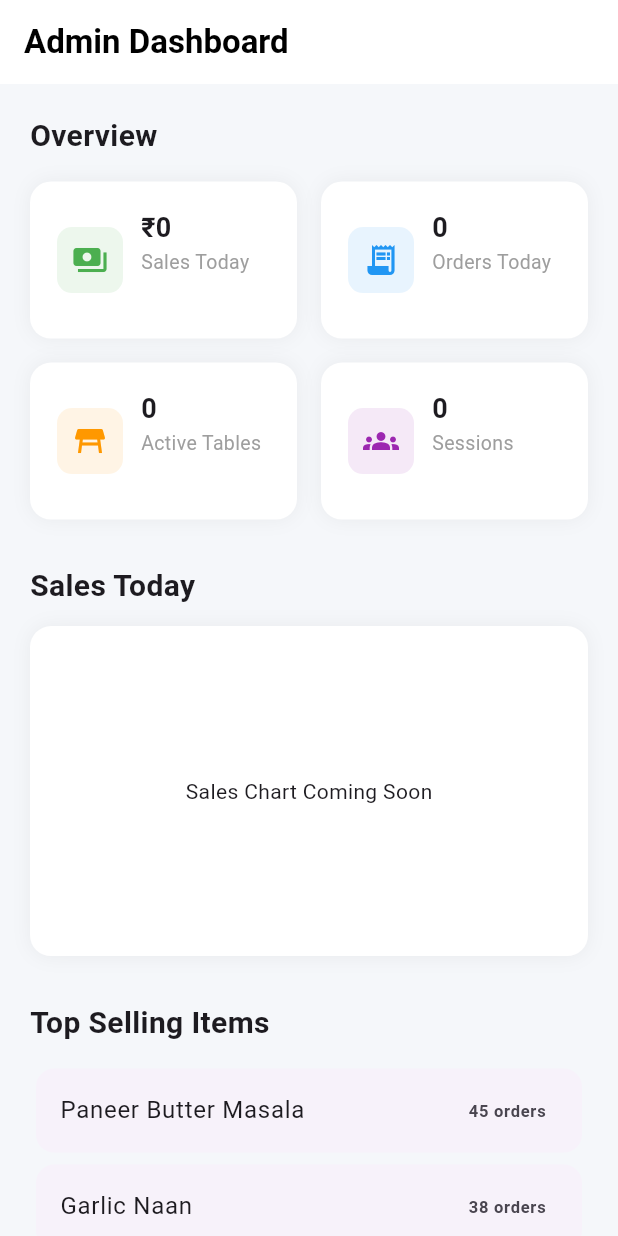
After one commit to farihaarai/kitchen_order_management_app, a Flutter app: the AdminDashboardScreen screen opened by its route, on a phone screen of 412 x 824 dp. The commit adds this screen. Run offline on Flutter 3.47's test engine with Material 3 defaults, Android fonts, the phone set to English and light mode, and no system bars; our stand-ins replace audioplayers, cloud_firestore, firebase_core, flutter_bloc, go_router; accounts and stored records are empty.

Commit message:
fixed bugs in redo order and started with admin panel

```diff
--- a/lib/app_router.dart
+++ b/lib/app_router.dart
@@ -1,4 +1,5 @@
 import 'package:go_router/go_router.dart';
+import 'package:kitchen_order_mgmt_app/screens/admin/admin_dashboard_screen.dart';
 import 'package:kitchen_order_mgmt_app/screens/customer/welcome_screen.dart';
 import 'package:kitchen_order_mgmt_app/screens/kitchen/kitchen_login_screen.dart';
 
@@ -28,5 +29,12 @@ final GoRouter appRouter = GoRouter(
         return WelcomeScreen(tableNo: tableNo!);
       },
     ),
+
+    GoRoute(
+      path: '/admin',
+      builder: (context, state) {
+        return const AdminDashboardScreen();
+      },
+    ),
   ],
 );
--- /dev/null
+++ b/lib/screens/admin/admin_dashboard_screen.dart
@@ -0,0 +1,188 @@
+import 'package:flutter/material.dart';
+import 'package:kitchen_order_mgmt_app/services/firestore_service.dart';
+import 'package:kitchen_order_mgmt_app/widgets/admin/metric_card.dart';
+
+class AdminDashboardScreen extends StatelessWidget {
+  const AdminDashboardScreen({super.key});
+
+  @override
+  Widget build(BuildContext context) {
+    return Scaffold(
+      backgroundColor: Color(0xfff5f7fa),
+      appBar: AppBar(
+        elevation: 0,
+        backgroundColor: Colors.white,
+        title: Text(
+          "Admin Dashboard",
+          style: TextStyle(color: Colors.black, fontWeight: FontWeight.bold),
+        ),
+      ),
+
+      body: SingleChildScrollView(
+        padding: EdgeInsets.all(20),
+        child: Column(
+          crossAxisAlignment: CrossAxisAlignment.start,
+          children: [
+            // Metrics
+            const Text(
+              "Overview",
+              style: TextStyle(fontSize: 20, fontWeight: FontWeight.bold),
+            ),
+
+            const SizedBox(height: 16),
+
+            GridView.count(
+              crossAxisCount: 2,
+              shrinkWrap: true,
+              crossAxisSpacing: 16,
+              mainAxisSpacing: 16,
+              physics: const NeverScrollableScrollPhysics(),
+              childAspectRatio: 1.7,
+              children: [
+                StreamBuilder<double>(
+                  stream: FirestoreService().getSalesToday(),
+                  builder: (context, snapshot) {
+                    final sales = snapshot.data ?? 0;
+
+                    return MetricCard(
+                      title: "Sales Today",
+                      value: "₹${sales.toStringAsFixed(0)}",
+                      icon: Icons.payments,
+                      color: Colors.green,
+                    );
+                  },
+                ),
+
+                StreamBuilder<int>(
+                  stream: FirestoreService().getOrdersToday(),
+                  builder: (context, snapshot) {
+                    final orders = snapshot.data ?? 0;
+
+                    return MetricCard(
+                      title: "Orders Today",
+                      value: orders.toString(),
+                      icon: Icons.receipt_long,
+                      color: Colors.blue,
+                    );
+                  },
+                ),
+
+                StreamBuilder<int>(
+                  stream: FirestoreService().getActiveTables(),
+                  builder: (context, snapshot) {
+                    final tables = snapshot.data ?? 0;
+
+                    return MetricCard(
+                      title: "Active Tables",
+                      value: tables.toString(),
+                      icon: Icons.table_restaurant,
+                      color: Colors.orange,
+                    );
+                  },
+                ),
+
+                StreamBuilder<int>(
+                  stream: FirestoreService().getCompletedSessions(),
+                  builder: (context, snapshot) {
+                    final sessions = snapshot.data ?? 0;
+
+                    return MetricCard(
+                      title: "Sessions",
+                      value: sessions.toString(),
+                      icon: Icons.groups,
+                      color: Colors.purple,
+                    );
+                  },
+                ),
+              ],
+            ),
+
+            const SizedBox(height: 30),
+
+            /// SALES CHART
+            const Text(
+              "Sales Today",
+              style: TextStyle(fontSize: 20, fontWeight: FontWeight.bold),
+            ),
+
+            const SizedBox(height: 12),
+
+            Container(
+              height: 220,
+              padding: const EdgeInsets.all(16),
+              decoration: BoxDecoration(
+                color: Colors.white,
+                borderRadius: BorderRadius.circular(14),
+                boxShadow: [
+                  BoxShadow(
+                    color: Colors.black.withOpacity(.05),
+                    blurRadius: 10,
+                  ),
+                ],
+              ),
+              child: const Center(child: Text("Sales Chart Coming Soon")),
+            ),
+
+            const SizedBox(height: 30),
+
+            /// TOP ITEMS
+            const Text(
+              "Top Selling Items",
+              style: TextStyle(fontSize: 20, fontWeight: FontWeight.bold),
+            ),
+
+            const SizedBox(height: 12),
+
+            _buildTopItem("Paneer Butter Masala", "45 orders"),
+            _buildTopItem("Garlic Naan", "38 orders"),
+            _buildTopItem("Chicken Biryani", "31 orders"),
+
+            const SizedBox(height: 30),
+
+            /// RECENT SESSIONS
+            const Text(
+              "Recent Sessions",
+              style: TextStyle(fontSize: 20, fontWeight: FontWeight.bold),
+            ),
+
+            const SizedBox(height: 12),
+
+            _buildSession("Table 4", "₹760"),
+            _buildSession("Table 2", "₹450"),
+            _buildSession("Table 7", "₹920"),
+          ],
+        ),
+      ),
+    );
+  }
+
+  Widget _buildTopItem(String name, String orders) {
+    return Card(
+      elevation: 0,
+      child: ListTile(
+        title: Text(name),
+        trailing: Text(
+          orders,
+          style: const TextStyle(fontWeight: FontWeight.bold),
+        ),
+      ),
+    );
+  }
+
+  Widget _buildSession(String table, String amount) {
+    return Card(
+      elevation: 0,
+      child: ListTile(
+        leading: const Icon(Icons.table_restaurant),
+        title: Text(table),
+        trailing: Text(
+          amount,
+          style: const TextStyle(
+            fontWeight: FontWeight.bold,
+            color: Colors.green,
+          ),
+        ),
+      ),
+    );
+  }
+}
--- a/lib/screens/kitchen/redo_orders_tab.dart
+++ b/lib/screens/kitchen/redo_orders_tab.dart
@@ -21,8 +21,9 @@ class RedoOrdersTab extends StatelessWidget {
 
         final docs = snapshot.data!.docs.where((doc) {
           final data = doc.data() as Map<String, dynamic>;
-          return data['isRedo'] == true &&
-              (data['status'] == 'pending' || data['status'] == 'preparing');
+          return data['isRedo'] == true
+          // && data['status'] != 'paid'
+          ;
         }).toList();
 
         docs.sort((a, b) {
--- a/lib/services/firestore_service.dart
+++ b/lib/services/firestore_service.dart
@@ -81,6 +81,7 @@ class FirestoreService {
     return _db
         .collection('orders')
         .where('status', isEqualTo: 'ready')
+        .where('isRedo', isEqualTo: false)
         .orderBy('time', descending: true)
         .snapshots();
   }
@@ -123,6 +124,9 @@ class FirestoreService {
 
       for (var doc in docs) {
         final data = doc.data() as Map<String, dynamic>;
+
+        final isRedo = data['isRedo'] ?? false;
+        if (isRedo) continue; // ignore redo orders
         final items = (data['items'] as List?) ?? [];
 
         for (var item in items) {
@@ -369,7 +373,7 @@ class FirestoreService {
   Stream<QuerySnapshot> getRedoOrdersStream() {
     return _db
         .collection('orders')
-        .orderBy('time', descending: true)
+        .where('isRedo', isEqualTo: true)
         .snapshots();
   }
 
@@ -380,4 +384,99 @@ class FirestoreService {
         .snapshots()
         .map((snapshot) => snapshot.docs.length);
   }
+
+  // Admin Analytics Methods
+
+  // Get Sales Today
+  Stream<double> getSalesToday() {
+    final now = DateTime.now();
+
+    final startOfDay = DateTime(now.year, now.month, now.day);
+
+    return _db
+        .collection('orders')
+        .where('status', isEqualTo: 'paid')
+        .where('time', isGreaterThanOrEqualTo: Timestamp.fromDate(startOfDay))
+        .snapshots()
+        .map((snapshot) {
+          double total = 0;
+
+          for (var doc in snapshot.docs) {
+            final data = doc.data();
+            final isRedo = data['isRedo'] ?? false;
+
+            if (isRedo) continue;
+
+            final items = (data['items'] as List?) ?? [];
+
+            for (var item in items) {
+              final price = (item['price'] as num).toDouble();
+              final qty = (item['quantity'] as num).toInt();
+
+              total += price * qty;
+            }
+          }
+          return total;
+        });
+  }
+
+  // Orders Today
+  Stream<int> getOrdersToday() {
+    final now = DateTime.now();
+    final startOfDay = DateTime(now.year, now.month, now.day);
+
+    return _db
+        .collection('orders')
+        .where('time', isGreaterThanOrEqualTo: Timestamp.fromDate(startOfDay))
+        .snapshots()
+        .map((snapshot) {
+          int count = 0;
+
+          for (var doc in snapshot.docs) {
+            final data = doc.data();
+            final isRedo = data['isRedo'] ?? false;
+
+            if (!isRedo) count++;
+          }
+
+          return count;
+        });
+  }
+
+  // Active tables
+  Stream<int> getActiveTables() {
+    return _db.collection('orders').snapshots().map((snapshot) {
+      final tables = <int>{};
+
+      for (var doc in snapshot.docs) {
+        final data = doc.data();
+        final status = data['status'];
+        final table = data['tableNumber'];
+
+        if (status != 'paid') {
+          tables.add(table);
+        }
+      }
+
+      return tables.length;
+    });
+  }
+
+  // Completed Sessions
+  Stream<int> getCompletedSessions() {
+    return _db
+        .collection('orders')
+        .where('status', isEqualTo: 'paid')
+        .snapshots()
+        .map((snapshot) {
+          final sessions = <String>{};
+
+          for (var doc in snapshot.docs) {
+            final data = doc.data();
+            sessions.add(data['sessionId']);
+          }
+
+          return sessions.length;
+        });
+  }
 }
--- /dev/null
+++ b/lib/widgets/admin/metric_card.dart
@@ -0,0 +1,62 @@
+import 'package:flutter/material.dart';
+
+class MetricCard extends StatelessWidget {
+  final String title;
+  final String value;
+  final IconData icon;
+  final Color color;
+
+  const MetricCard({
+    super.key,
+    required this.title,
+    required this.value,
+    required this.icon,
+    required this.color,
+  });
+
+  @override
+  Widget build(BuildContext context) {
+    return Container(
+      padding: const EdgeInsets.all(18),
+      decoration: BoxDecoration(
+        color: Colors.white,
+        borderRadius: BorderRadius.circular(14),
+        boxShadow: [
+          BoxShadow(color: Colors.black.withOpacity(.05), blurRadius: 10),
+        ],
+      ),
+      child: Row(
+        children: [
+          Container(
+            padding: const EdgeInsets.all(10),
+            decoration: BoxDecoration(
+              color: color.withOpacity(.1),
+              borderRadius: BorderRadius.circular(10),
+            ),
+            child: Icon(icon, color: color),
+          ),
+
+          const SizedBox(width: 12),
+
+          Column(
+            crossAxisAlignment: CrossAxisAlignment.start,
+            children: [
+              Text(
+                value,
+                style: const TextStyle(
+                  fontSize: 18,
+                  fontWeight: FontWeight.bold,
+                ),
+              ),
+
+              Text(
+                title,
+                style: const TextStyle(color: Colors.grey, fontSize: 13),
+              ),
+            ],
+          ),
+        ],
+      ),
+    );
+  }
+}
--- a/lib/widgets/kitchen/session_completed_card.dart
+++ b/lib/widgets/kitchen/session_completed_card.dart
@@ -27,22 +27,23 @@ class SessionCompletedCard extends StatelessWidget {
     // Loop through each order
     for (var doc in docs) {
       final data = doc.data() as Map<String, dynamic>;
+
+      final isRedo = data['isRedo'] ?? false;
+      if (isRedo) continue; // skip redo orders
+
       final items = (data['items'] as List?) ?? [];
 
-      // Loop through items inside the order
       for (var item in items) {
         final name = item['name'];
         final price = (item['price'] as num).toDouble();
         final qty = (item['quantity'] as num).toInt();
 
-        // Combine quantities for same item
         if (combined.containsKey(name)) {
           combined[name]!['quantity'] += qty;
         } else {
           combined[name] = {'price': price, 'quantity': qty};
         }
 
-        // Add to session total
         total += price * qty;
       }
     }
```
Also changed, not shown: lib/widgets/admin/recent_sessions_widget.dart (added), lib/widgets/admin/sales_chart.dart (added), lib/widgets/admin/top_items_widget.dart (added).
